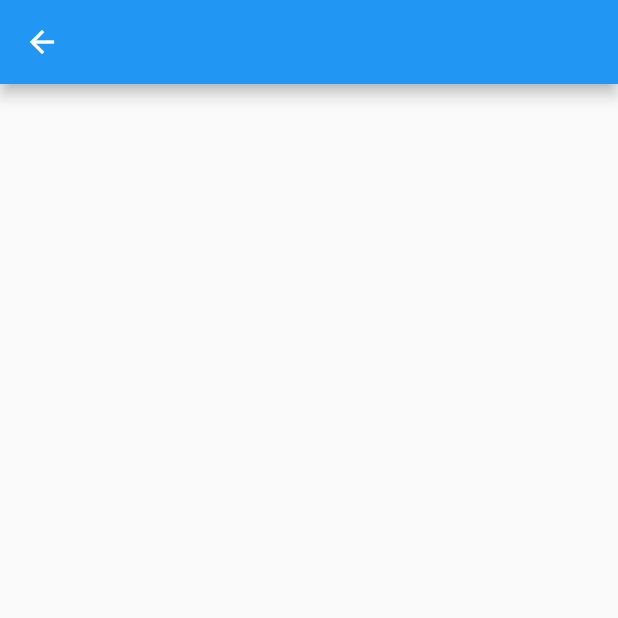
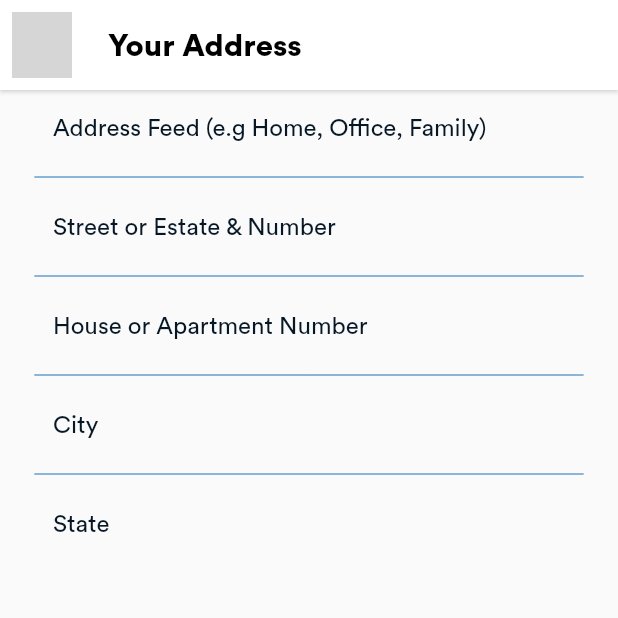
Before and after one commit to Ajaodolapo1301/vh_jobs, a Flutter app: the AddAddress screen opened by its route, on a phone screen of 412 x 824 dp, the top half of it. Run offline on Flutter 3.47's test engine with Material 2 defaults, Android fonts, the phone set to English and light mode, and no system bars; our stand-ins replace cached_network_image, device_info_plus, device_preview, dio, flutter_local_notifications, flutter_screenutil and 5 more; accounts and stored records are empty; grey boxes are pictures that could not be loaded.

Commit message:
add address

```diff
--- a/lib/modules/profie/widget/manageAddress/add_address.dart
+++ b/lib/modules/profie/widget/manageAddress/add_address.dart
@@ -1,4 +1,9 @@
 import "package:flutter/material.dart";
+import 'package:flutter_screenutil/flutter_screenutil.dart';
+
+import '../../../../shared/utils/colors.dart';
+import '../../../../shared/widgets/appbars/vhjob_appbar.dart';
+import '../../../../shared/widgets/forms/custom_text_field.dart';
 
 class AddAddress extends StatefulWidget {
   const AddAddress({Key? key}) : super(key: key);
@@ -8,10 +13,112 @@ class AddAddress extends StatefulWidget {
 }
 
 class _AddAddressState extends State<AddAddress> {
+  TextEditingController address = TextEditingController();
+  TextEditingController street = TextEditingController();
+  TextEditingController houseApartment = TextEditingController();
+  TextEditingController city = TextEditingController();
+  TextEditingController state = TextEditingController();
+
   @override
   Widget build(BuildContext context) {
     return Scaffold(
-      appBar: AppBar(),
+      appBar: VhjobsAppBar(
+        titleText: "Your Address",
+        elevation: 1,
+        // leadingIcon: Icon(Icons.close, color: Colors.black),
+        titleTextStyle: TextStyle(
+            fontSize: 18.sp,
+            color: Colors.black,
+            fontWeight: FontWeight.w700,
+            height: 1.4),
+      ),
+      body: Container(
+        padding: EdgeInsets.symmetric(horizontal: 20.w),
+        child: Column(
+          children: [
+            CustomTextField(
+              useMargin: false,
+              hint: "Address Feed (e.g Home, Office, Family)",
+              textEditingController: address,
+
+              validator: (v) {
+                if (v!.isEmpty) {
+                  return "Empty";
+                }
+
+                return null;
+              },
+              // header: "First and Last Name",
+            ),
+            Divider(
+              color: AppColors.vhBlue,
+            ),
+            CustomTextField(
+              useMargin: false,
+              hint: "Street or Estate & Number",
+              textEditingController: street,
+              validator: (v) {
+                if (v!.isEmpty) {
+                  return "Empty";
+                }
+
+                return null;
+              },
+              // header: "First and Last Name",
+            ),
+            Divider(
+              color: AppColors.vhBlue,
+            ),
+            CustomTextField(
+              hint: "House or Apartment Number",
+              useMargin: false,
+              textEditingController: houseApartment,
+
+              validator: (v) {
+                if (v!.isEmpty) {
+                  return "Empty";
+                }
+
+                return null;
+              },
+              // header: "First and Last Name",
+            ),
+            Divider(
+              color: AppColors.vhBlue,
+            ),
+            CustomTextField(
+              useMargin: false,
+              hint: "City",
+              textEditingController: city,
+
+              validator: (v) {
+                if (v!.isEmpty) {
+                  return "Empty";
+                }
+
+                return null;
+              },
+              // header: "First and Last Name",
+            ),
+            Divider(
+              color: AppColors.vhBlue,
+            ),
+            CustomTextField(
+              useMargin: false,
+              textEditingController: state,
+              hint: "State",
+              validator: (v) {
+                if (v!.isEmpty) {
+                  return "Empty";
+                }
+
+                return null;
+              },
+              // header: "First and Last Name",
+            ),
+          ],
+        ),
+      ),
     );
   }
 }
--- a/lib/shared/utils/asset_images.dart
+++ b/lib/shared/utils/asset_images.dart
@@ -51,6 +51,7 @@ class AssetResources {
   static const emailOutline = "assets/images/profile/email-outline.svg";
   static const calendarDate = "assets/images/profile/calendar-date.svg";
   static const phone = "assets/images/profile/phone.svg";
+  static const emptyAddress = "assets/images/profile/empty_address.svg";
 
   //wallet
   static const filter = "assets/images/profile/mi_filter.svg";
--- a/lib/shared/widgets/appbars/vhjob_appbar.dart
+++ b/lib/shared/widgets/appbars/vhjob_appbar.dart
@@ -17,6 +17,7 @@ class VhjobsAppBar extends StatelessWidget implements PreferredSizeWidget {
   final double? appHeight;
   final double? leadingWidth;
   final bool gradientAppBar;
+  final TextStyle? titleTextStyle;
   const VhjobsAppBar(
       {Key? key,
       this.leadingIcon,
@@ -28,6 +29,7 @@ class VhjobsAppBar extends StatelessWidget implements PreferredSizeWidget {
       this.gradientAppBar = false,
       this.shadowColor = Colors.white,
       this.backgroundColor = Colors.white,
+      this.titleTextStyle,
       this.leadingWidth = 56.0,
       this.appHeight = 60})
       : super(key: key);
@@ -108,20 +110,13 @@ class VhjobsAppBar extends StatelessWidget implements PreferredSizeWidget {
                         width: 25.w,
                         height: 20.h,
                       )
-                    : Text(
-                        titleText!,
-                        style: backgroundColor == Colors.white
-                            ? TextStyle(
+                    : Text(titleText!,
+                        style: titleTextStyle ??
+                            TextStyle(
                                 fontSize: 18.sp,
                                 color: AppColors.vhBlue,
                                 fontWeight: FontWeight.w700,
-                                height: 1.4)
-                            : TextStyle(
-                                fontSize: 18.sp,
-                                color: Colors.white,
-                                fontWeight: FontWeight.w700,
-                                height: 1.4),
-                      ),
+                                height: 1.4)),
             // centerTitle: centerTitle,
             leading: leadingIcon ??
                 IconButton(
--- a/lib/shared/widgets/forms/custom_text_field.dart
+++ b/lib/shared/widgets/forms/custom_text_field.dart
@@ -120,9 +120,11 @@ class CustomTextField extends FormField<String> {
                       Container(
                         child: Row(
                           children: [
-                            Padding(
-                                padding: const EdgeInsets.only(left: 10),
-                                child: SvgPicture.asset(prefix!)),
+                            prefix != null
+                                ? Padding(
+                                    padding: const EdgeInsets.only(left: 10),
+                                    child: SvgPicture.asset(prefix))
+                                : SizedBox(),
                             SizedBox(
                               width: 10.w,
                             ),
@@ -149,13 +151,19 @@ class CustomTextField extends FormField<String> {
                                 ),
                                 decoration: InputDecoration(
                                     // labelText: header,
-                                    // alignLabelWithHint: alignLabelWithHint,
-                                    // labelStyle: TextStyle(
-                                    //   color: const Color(0xffC4BBBB),
-                                    //   fontWeight: FontWeight.w500,
-                                    //   fontSize: 14.sp,
-                                    // ),
-                                    // contentPadding: EdgeInsets.only(),
+                                    hintText: hint,
+                                    hintStyle: TextStyle(
+                                      color: const Color(0xff061725),
+                                      fontWeight: FontWeight.w300,
+                                      fontSize: 14.sp,
+                                    ),
+                                    alignLabelWithHint: alignLabelWithHint,
+                                    labelStyle: TextStyle(
+                                      color: const Color(0xffC4BBBB),
+                                      fontWeight: FontWeight.w500,
+                                      fontSize: 14.sp,
+                                    ),
+                                    contentPadding: EdgeInsets.only(),
                                     border: const NothingInputBorder()),
                               ),
                             ),
```
Also changed, not shown: lib/modules/profie/widget/manageAddress/address_list.dart (+24 -11 lines), lib/modules/profie/widget/manageAddress/root.dart (+7 -1 lines), assets/images/profile/empty_address.svg (added).
